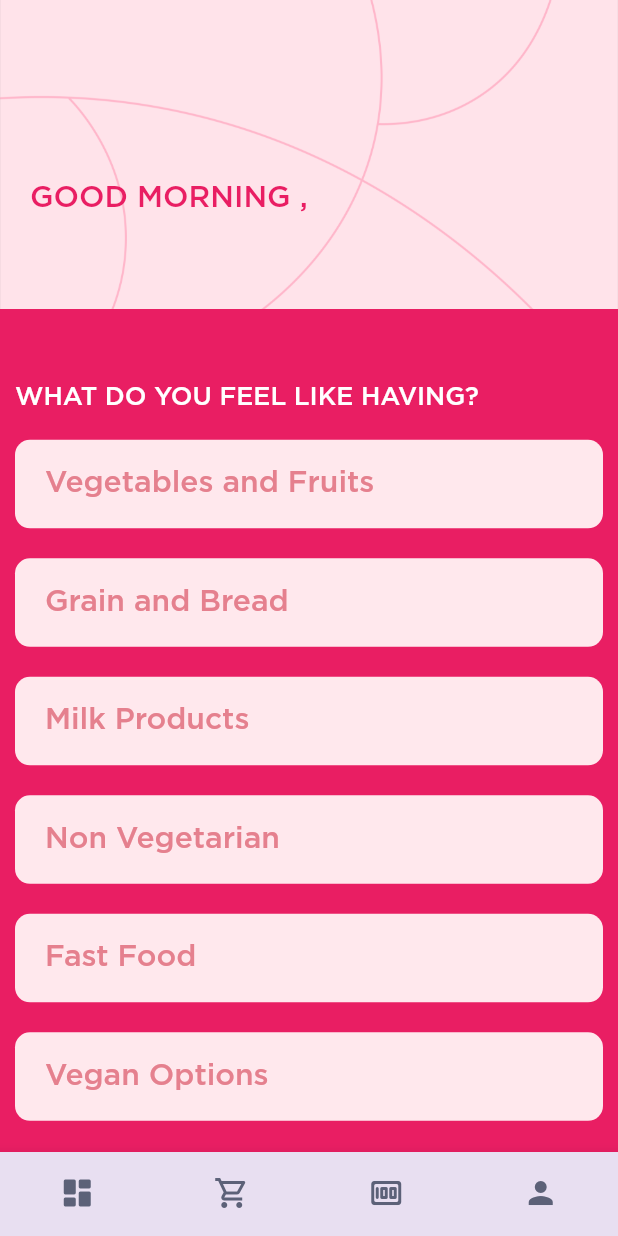
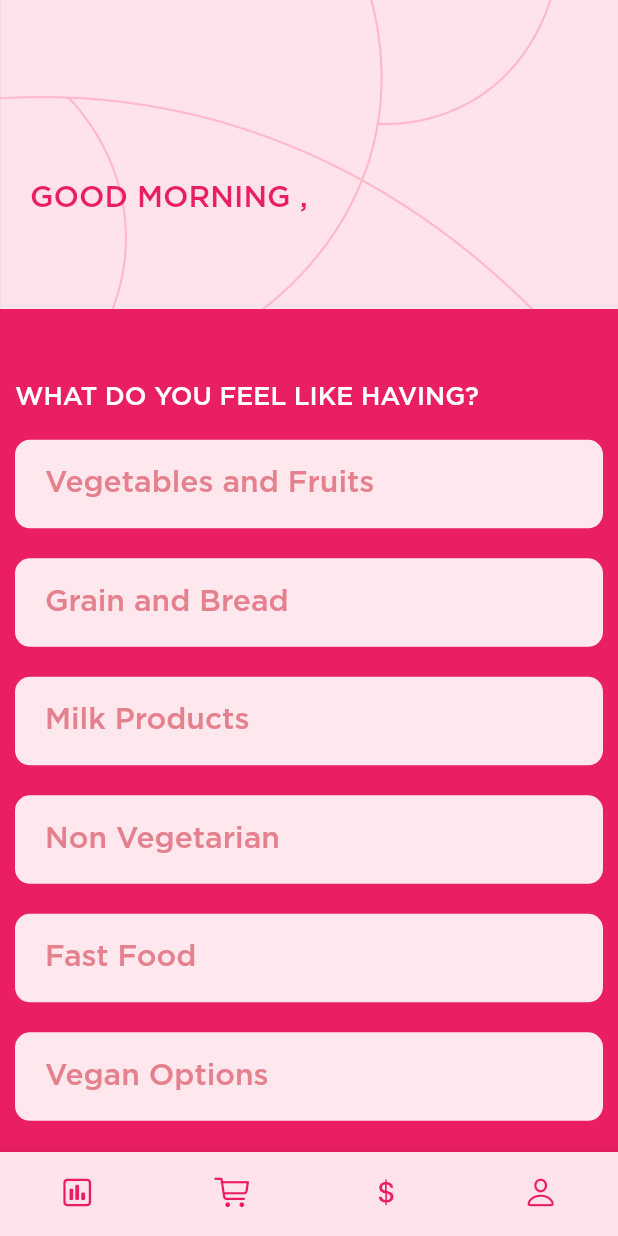
Before and after one commit to ameysunu/hacktheplanet, a Flutter app: the HomeWidget screen opened directly, on a phone screen of 412 x 824 dp. Run offline on Flutter 3.47's test engine with Material 2 defaults, Android fonts, the phone set to English and light mode, and no system bars; our stand-ins replace cloud_firestore, firebase_auth, firebase_core, google_maps_flutter, google_sign_in, hexcolor and 1 more; missing offline and left inert: new_relic_plugin; accounts and stored records are empty.

Commit message:
cupertino icons added

```diff
--- a/lib/homewidget.dart
+++ b/lib/homewidget.dart
@@ -20,15 +20,15 @@ class _HomeWidgetState extends State<HomeWidget> {
   Widget build(BuildContext context) {
     return Scaffold(
       bottomNavigationBar: BottomNavigationBar(
-          backgroundColor: HexColor('#E8DFF1'),
+          backgroundColor: HexColor('#FFE3EA'),
           type: BottomNavigationBarType.fixed,
           currentIndex: _selectedIndex,
           showSelectedLabels: false,
           showUnselectedLabels: false,
           items: [
             BottomNavigationBarItem(
-              icon:
-                  new Icon(Icons.dashboard_rounded, color: HexColor('#5C6178')),
+              icon: new Icon(CupertinoIcons.chart_bar_square,
+                  color: HexColor('#EC1C64')),
               title: new Text(
                 'Home',
                 style:
@@ -36,8 +36,8 @@ class _HomeWidgetState extends State<HomeWidget> {
               ),
             ),
             BottomNavigationBarItem(
-              icon: new Icon(Icons.shopping_cart_outlined,
-                  color: HexColor('#5C6178')),
+              icon: new Icon(CupertinoIcons.shopping_cart,
+                  color: HexColor('#EC1C64')),
               title: new Text(
                 'Cart',
                 style:
@@ -45,7 +45,8 @@ class _HomeWidgetState extends State<HomeWidget> {
               ),
             ),
             BottomNavigationBarItem(
-              icon: new Icon(Icons.money_rounded, color: HexColor('#5C6178')),
+              icon: new Icon(CupertinoIcons.money_dollar,
+                  color: HexColor('#EC1C64')),
               title: new Text(
                 'Donate',
                 style:
@@ -53,11 +54,11 @@ class _HomeWidgetState extends State<HomeWidget> {
               ),
             ),
             BottomNavigationBarItem(
-              icon: new Icon(Icons.person, color: HexColor('#5C6178')),
+              icon: new Icon(CupertinoIcons.person, color: HexColor('#EC1C64')),
               title: new Text(
                 'User',
                 style:
-                    TextStyle(color: HexColor('#5C6178'), fontFamily: 'Gotham'),
+                    TextStyle(color: HexColor('#EC1C64'), fontFamily: 'Gotham'),
               ),
             ),
           ],
--- a/lib/items.dart
+++ b/lib/items.dart
@@ -1,4 +1,5 @@
 import 'package:cloud_firestore/cloud_firestore.dart';
+import 'package:flutter/cupertino.dart';
 import 'package:flutter/material.dart';
 import 'package:hacktheplanet/pages/cart.dart';
 import 'package:hacktheplanet/pages/food.dart';
@@ -53,7 +54,7 @@ class _ItemsState extends State<Items> {
         ),
         actions: [
           IconButton(
-              icon: Icon(Icons.local_convenience_store),
+              icon: Icon(CupertinoIcons.burst_fill),
               onPressed: () {
                 Navigator.of(context).push(
                   MaterialPageRoute(
```
